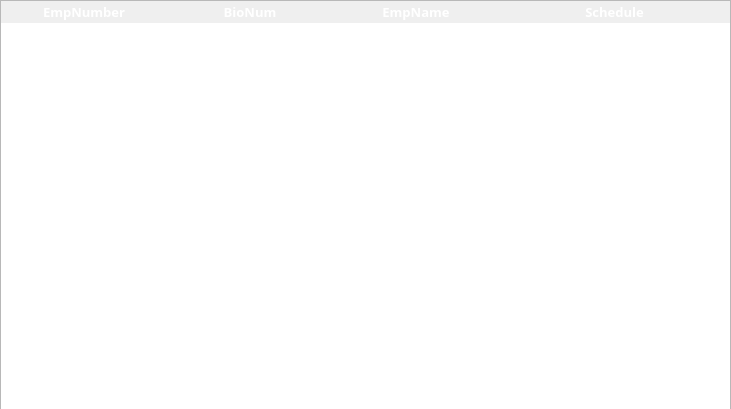
This is TimeKeeping/Schedule.ui in Maze711/systemPayroll as Qt 5 draws it before an edit. The edited form follows.
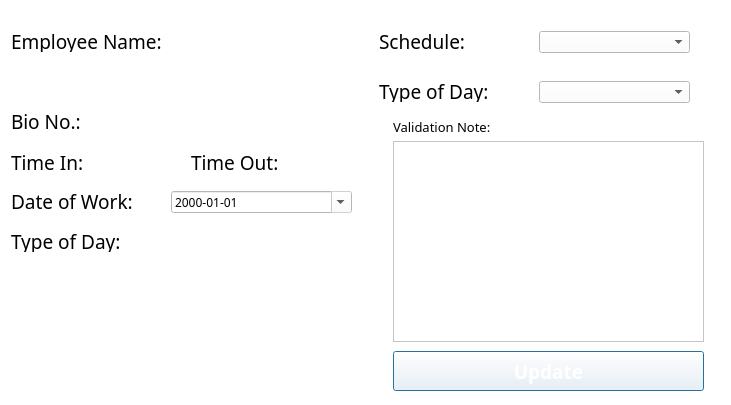
This is the edited form.

Commit message: Newly Created UI

The edit to the form file:
```diff
--- a/TimeKeeping/Schedule.ui
+++ b/TimeKeeping/Schedule.ui
@@ -7,161 +7,382 @@
     <x>0</x>
     <y>0</y>
     <width>731</width>
-    <height>409</height>
+    <height>405</height>
    </rect>
   </property>
+  <property name="font">
+   <font>
+    <family>poppins</family>
+   </font>
+  </property>
   <property name="windowTitle">
    <string>Schedule</string>
   </property>
-  <widget class="QTableWidget" name="SchedTable">
-   <property name="geometry">
-    <rect>
-     <x>0</x>
-     <y>0</y>
-     <width>731</width>
-     <height>411</height>
-    </rect>
-   </property>
-   <property name="sizePolicy">
-    <sizepolicy hsizetype="Fixed" vsizetype="Fixed">
-     <horstretch>0</horstretch>
-     <verstretch>0</verstretch>
-    </sizepolicy>
-   </property>
-   <property name="font">
-    <font>
-     <family>Poppins SemiBold</family>
-     <pointsize>10</pointsize>
-     <weight>75</weight>
-     <bold>true</bold>
-    </font>
-   </property>
-   <property name="focusPolicy">
-    <enum>Qt::ClickFocus</enum>
-   </property>
-   <property name="contextMenuPolicy">
-    <enum>Qt::DefaultContextMenu</enum>
-   </property>
-   <property name="styleSheet">
-    <string notr="true">/* Header Design */
-
-QHeaderView::section {
-	font-family: Poppins;
-	font-weight: bold;
-	font-size: 13px;
-	color: white;
-	background-color: &quot;#344273&quot;;
-	border: none;
-}
-
-/* Style for the selected row */
-QTableView::item:selected:active {
-	 selection-background-color: &quot;#9DADDF&quot;;
-}
-
-/* Style for the alternate row */
-QTableWidget {
-	alternate-background-color: &quot;#DDDDDD&quot;;
-}</string>
-   </property>
-   <property name="horizontalScrollBarPolicy">
-    <enum>Qt::ScrollBarAlwaysOff</enum>
-   </property>
-   <property name="sizeAdjustPolicy">
-    <enum>QAbstractScrollArea::AdjustIgnored</enum>
-   </property>
-   <property name="editTriggers">
-    <set>QAbstractItemView::NoEditTriggers</set>
-   </property>
-   <property name="tabKeyNavigation">
-    <bool>false</bool>
-   </property>
-   <property name="showDropIndicator" stdset="0">
-    <bool>false</bool>
-   </property>
-   <property name="dragDropOverwriteMode">
-    <bool>false</bool>
-   </property>
-   <property name="alternatingRowColors">
-    <bool>true</bool>
-   </property>
-   <property name="selectionMode">
-    <enum>QAbstractItemView::SingleSelection</enum>
-   </property>
-   <property name="selectionBehavior">
-    <enum>QAbstractItemView::SelectRows</enum>
-   </property>
-   <property name="textElideMode">
-    <enum>Qt::ElideRight</enum>
-   </property>
-   <property name="showGrid">
-    <bool>false</bool>
-   </property>
-   <property name="gridStyle">
-    <enum>Qt::SolidLine</enum>
-   </property>
-   <property name="cornerButtonEnabled">
-    <bool>false</bool>
-   </property>
-   <property name="columnCount">
-    <number>4</number>
-   </property>
-   <attribute name="horizontalHeaderVisible">
-    <bool>true</bool>
-   </attribute>
-   <attribute name="horizontalHeaderCascadingSectionResizes">
-    <bool>false</bool>
-   </attribute>
-   <attribute name="horizontalHeaderMinimumSectionSize">
-    <number>50</number>
-   </attribute>
-   <attribute name="horizontalHeaderDefaultSectionSize">
-    <number>166</number>
-   </attribute>
-   <attribute name="horizontalHeaderHighlightSections">
-    <bool>true</bool>
-   </attribute>
-   <attribute name="horizontalHeaderShowSortIndicator" stdset="0">
-    <bool>false</bool>
-   </attribute>
-   <attribute name="horizontalHeaderStretchLastSection">
-    <bool>true</bool>
-   </attribute>
-   <attribute name="verticalHeaderVisible">
-    <bool>false</bool>
-   </attribute>
-   <attribute name="verticalHeaderDefaultSectionSize">
-    <number>31</number>
-   </attribute>
-   <attribute name="verticalHeaderHighlightSections">
-    <bool>false</bool>
-   </attribute>
-   <column>
-    <property name="text">
-     <string>EmpNumber</string>
-    </property>
-   </column>
-   <column>
-    <property name="text">
-     <string>BioNum</string>
-    </property>
-   </column>
-   <column>
-    <property name="text">
-     <string>EmpName</string>
-    </property>
-    <property name="font">
-     <font>
-      <pointsize>8</pointsize>
-     </font>
-    </property>
-   </column>
-   <column>
-    <property name="text">
-     <string>Schedule</string>
-    </property>
-   </column>
-  </widget>
+  <property name="styleSheet">
+   <string notr="true">background-color: white;
+font-family: poppins;
+</string>
+  </property>
+  <layout class="QHBoxLayout" name="horizontalLayout">
+   <item>
+    <widget class="QWidget" name="widget" native="true">
+     <property name="font">
+      <font>
+       <family>poppins</family>
+       <weight>75</weight>
+       <bold>true</bold>
+      </font>
+     </property>
+     <property name="styleSheet">
+      <string notr="true"/>
+     </property>
+     <widget class="QLabel" name="lblName">
+      <property name="geometry">
+       <rect>
+        <x>0</x>
+        <y>20</y>
+        <width>171</width>
+        <height>21</height>
+       </rect>
+      </property>
+      <property name="font">
+       <font>
+        <family>poppins</family>
+        <pointsize>14</pointsize>
+       </font>
+      </property>
+      <property name="text">
+       <string>Employee Name:</string>
+      </property>
+     </widget>
+     <widget class="QLabel" name="empName">
+      <property name="geometry">
+       <rect>
+        <x>5</x>
+        <y>60</y>
+        <width>311</width>
+        <height>21</height>
+       </rect>
+      </property>
+      <property name="font">
+       <font>
+        <family>poppins</family>
+        <pointsize>14</pointsize>
+       </font>
+      </property>
+      <property name="text">
+       <string/>
+      </property>
+     </widget>
+     <widget class="QLabel" name="lblBio">
+      <property name="geometry">
+       <rect>
+        <x>0</x>
+        <y>100</y>
+        <width>71</width>
+        <height>21</height>
+       </rect>
+      </property>
+      <property name="font">
+       <font>
+        <family>poppins</family>
+        <pointsize>14</pointsize>
+       </font>
+      </property>
+      <property name="text">
+       <string>Bio No.:</string>
+      </property>
+     </widget>
+     <widget class="QLabel" name="bioNum">
+      <property name="geometry">
+       <rect>
+        <x>80</x>
+        <y>100</y>
+        <width>241</width>
+        <height>21</height>
+       </rect>
+      </property>
+      <property name="font">
+       <font>
+        <family>poppins</family>
+        <pointsize>14</pointsize>
+       </font>
+      </property>
+      <property name="text">
+       <string/>
+      </property>
+     </widget>
+     <widget class="QLabel" name="lblBio_2">
+      <property name="geometry">
+       <rect>
+        <x>0</x>
+        <y>141</y>
+        <width>81</width>
+        <height>21</height>
+       </rect>
+      </property>
+      <property name="font">
+       <font>
+        <family>poppins</family>
+        <pointsize>14</pointsize>
+       </font>
+      </property>
+      <property name="text">
+       <string>Time In:</string>
+      </property>
+     </widget>
+     <widget class="QLabel" name="lblBio_3">
+      <property name="geometry">
+       <rect>
+        <x>180</x>
+        <y>141</y>
+        <width>91</width>
+        <height>21</height>
+       </rect>
+      </property>
+      <property name="font">
+       <font>
+        <family>poppins</family>
+        <pointsize>14</pointsize>
+       </font>
+      </property>
+      <property name="text">
+       <string>Time Out:</string>
+      </property>
+     </widget>
+     <widget class="QLabel" name="timeIn">
+      <property name="geometry">
+       <rect>
+        <x>80</x>
+        <y>141</y>
+        <width>90</width>
+        <height>21</height>
+       </rect>
+      </property>
+      <property name="font">
+       <font>
+        <family>poppins</family>
+        <pointsize>14</pointsize>
+       </font>
+      </property>
+      <property name="text">
+       <string/>
+      </property>
+     </widget>
+     <widget class="QLabel" name="timeOut">
+      <property name="geometry">
+       <rect>
+        <x>270</x>
+        <y>141</y>
+        <width>90</width>
+        <height>21</height>
+       </rect>
+      </property>
+      <property name="font">
+       <font>
+        <family>poppins</family>
+        <pointsize>14</pointsize>
+       </font>
+      </property>
+      <property name="text">
+       <string/>
+      </property>
+     </widget>
+     <widget class="QLabel" name="typeDay">
+      <property name="geometry">
+       <rect>
+        <x>160</x>
+        <y>220</y>
+        <width>151</width>
+        <height>21</height>
+       </rect>
+      </property>
+      <property name="font">
+       <font>
+        <family>poppins</family>
+        <pointsize>14</pointsize>
+       </font>
+      </property>
+      <property name="text">
+       <string/>
+      </property>
+     </widget>
+     <widget class="QLabel" name="lblType">
+      <property name="geometry">
+       <rect>
+        <x>0</x>
+        <y>220</y>
+        <width>151</width>
+        <height>21</height>
+       </rect>
+      </property>
+      <property name="font">
+       <font>
+        <family>poppins</family>
+        <pointsize>14</pointsize>
+       </font>
+      </property>
+      <property name="text">
+       <string>Type of Day:</string>
+      </property>
+     </widget>
+     <widget class="QDateEdit" name="dateEdit">
+      <property name="geometry">
+       <rect>
+        <x>160</x>
+        <y>180</y>
+        <width>181</width>
+        <height>22</height>
+       </rect>
+      </property>
+      <property name="readOnly">
+       <bool>true</bool>
+      </property>
+      <property name="displayFormat">
+       <string>yyyy-MM-dd</string>
+      </property>
+      <property name="calendarPopup">
+       <bool>true</bool>
+      </property>
+     </widget>
+     <widget class="QLabel" name="lblType_3">
+      <property name="geometry">
+       <rect>
+        <x>0</x>
+        <y>180</y>
+        <width>151</width>
+        <height>21</height>
+       </rect>
+      </property>
+      <property name="font">
+       <font>
+        <family>poppins</family>
+        <pointsize>14</pointsize>
+       </font>
+      </property>
+      <property name="text">
+       <string>Date of Work:</string>
+      </property>
+     </widget>
+    </widget>
+   </item>
+   <item>
+    <widget class="QWidget" name="widget_2" native="true">
+     <widget class="QLabel" name="lblBio_4">
+      <property name="geometry">
+       <rect>
+        <x>10</x>
+        <y>20</y>
+        <width>151</width>
+        <height>21</height>
+       </rect>
+      </property>
+      <property name="font">
+       <font>
+        <family>poppins</family>
+        <pointsize>14</pointsize>
+       </font>
+      </property>
+      <property name="text">
+       <string>Schedule:</string>
+      </property>
+     </widget>
+     <widget class="QLabel" name="lblType_2">
+      <property name="geometry">
+       <rect>
+        <x>10</x>
+        <y>70</y>
+        <width>151</width>
+        <height>21</height>
+       </rect>
+      </property>
+      <property name="font">
+       <font>
+        <family>poppins</family>
+        <pointsize>14</pointsize>
+       </font>
+      </property>
+      <property name="text">
+       <string>Type of Day:</string>
+      </property>
+     </widget>
+     <widget class="QPlainTextEdit" name="plainTextEdit">
+      <property name="geometry">
+       <rect>
+        <x>24</x>
+        <y>130</y>
+        <width>311</width>
+        <height>201</height>
+       </rect>
+      </property>
+     </widget>
+     <widget class="QLabel" name="lblType_4">
+      <property name="geometry">
+       <rect>
+        <x>24</x>
+        <y>105</y>
+        <width>151</width>
+        <height>21</height>
+       </rect>
+      </property>
+      <property name="font">
+       <font>
+        <family>poppins</family>
+        <pointsize>10</pointsize>
+       </font>
+      </property>
+      <property name="text">
+       <string>Validation Note:</string>
+      </property>
+     </widget>
+     <widget class="QPushButton" name="pushButton">
+      <property name="geometry">
+       <rect>
+        <x>24</x>
+        <y>340</y>
+        <width>311</width>
+        <height>40</height>
+       </rect>
+      </property>
+      <property name="font">
+       <font>
+        <family>poppins</family>
+        <pointsize>14</pointsize>
+        <weight>75</weight>
+        <bold>true</bold>
+       </font>
+      </property>
+      <property name="styleSheet">
+       <string notr="true">	background-color: &quot;#344273&quot;;
+	color: white;</string>
+      </property>
+      <property name="text">
+       <string>Update</string>
+      </property>
+     </widget>
+     <widget class="QComboBox" name="comboBox">
+      <property name="geometry">
+       <rect>
+        <x>170</x>
+        <y>20</y>
+        <width>151</width>
+        <height>22</height>
+       </rect>
+      </property>
+     </widget>
+     <widget class="QComboBox" name="comboBox_2">
+      <property name="geometry">
+       <rect>
+        <x>170</x>
+        <y>70</y>
+        <width>151</width>
+        <height>22</height>
+       </rect>
+      </property>
+     </widget>
+    </widget>
+   </item>
+  </layout>
  </widget>
  <resources/>
  <connections/>
```
The commit also changes 7 other files.
